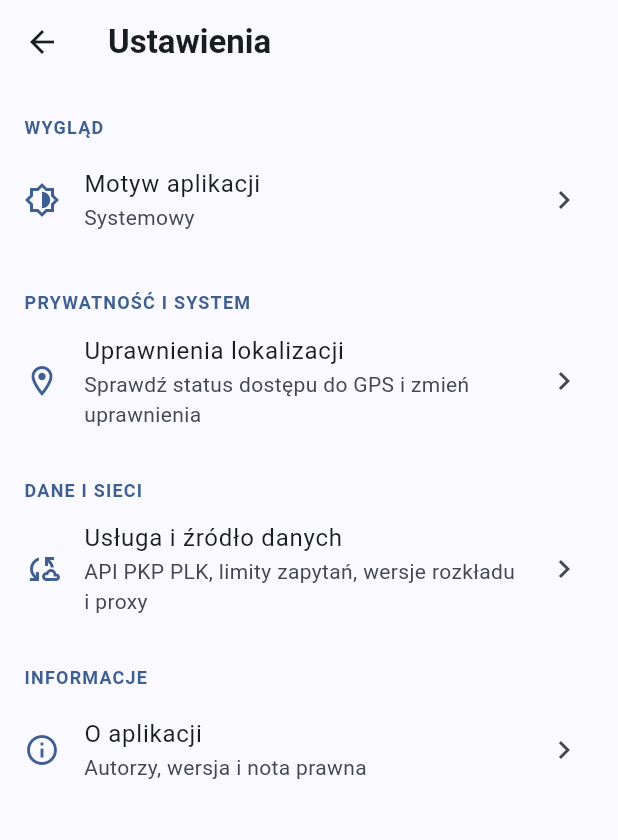
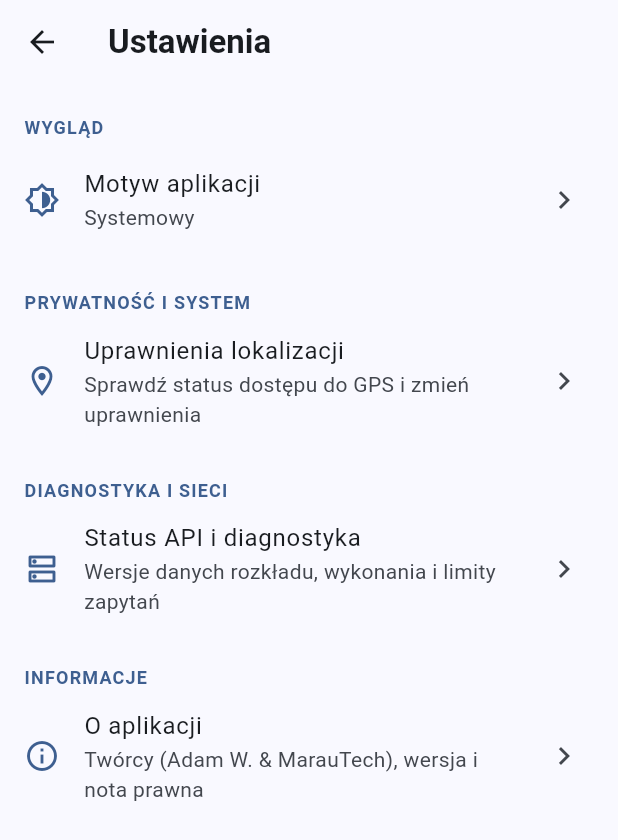
Before and after one commit to MarauTech/kolejka-source, a Flutter app: the SettingsScreen screen opened directly, on a phone screen of 412 x 824 dp. Shown: the top 840 px of the screen. Run offline on Flutter 3.47's test engine with Material 3 defaults, Android fonts, the phone set to English and light mode, and no system bars; our stand-ins replace dio, geolocator, package_info_plus, shared_preferences; accounts and stored records are empty; network calls fail.

Commit message:
Refactor settings and data source screen to eliminate duplicated app info and proxy details

```diff
--- a/lib/screens/settings_screen.dart
+++ b/lib/screens/settings_screen.dart
@@ -131,11 +131,11 @@ class SettingsScreen extends StatelessWidget {
           ),
 
           const SizedBox(height: 12),
-          // Section: Dane i integracje
+          // Section: Diagnostyka i sieci
           Padding(
             padding: const EdgeInsets.fromLTRB(16, 12, 16, 4),
             child: Text(
-              'DANE I SIECI',
+              'DIAGNOSTYKA I SIECI',
               style: TextStyle(
                 fontSize: 12,
                 fontWeight: FontWeight.bold,
@@ -145,11 +145,10 @@ class SettingsScreen extends StatelessWidget {
             ),
           ),
           ListTile(
-            leading: Icon(Icons.cloud_sync_outlined,
-                color: theme.colorScheme.primary),
-            title: const Text('Usługa i źródło danych'),
+            leading: Icon(Icons.dns_outlined, color: theme.colorScheme.primary),
+            title: const Text('Status API i diagnostyka'),
             subtitle: const Text(
-                'API PKP PLK, limity zapytań, wersje rozkładu i proxy'),
+                'Wersje danych rozkładu, wykonania i limity zapytań'),
             trailing: const Icon(Icons.chevron_right),
             onTap: () {
               Navigator.push(
@@ -177,7 +176,8 @@ class SettingsScreen extends StatelessWidget {
           ListTile(
             leading: Icon(Icons.info_outline, color: theme.colorScheme.primary),
             title: const Text('O aplikacji'),
-            subtitle: const Text('Autorzy, wersja i nota prawna'),
+            subtitle: const Text(
+                'Twórcy (Adam W. & MarauTech), wersja i nota prawna'),
             trailing: const Icon(Icons.chevron_right),
             onTap: () {
               Navigator.push(
```
Also changed, not shown: lib/screens/data_source_screen.dart (+41 -81 lines).
